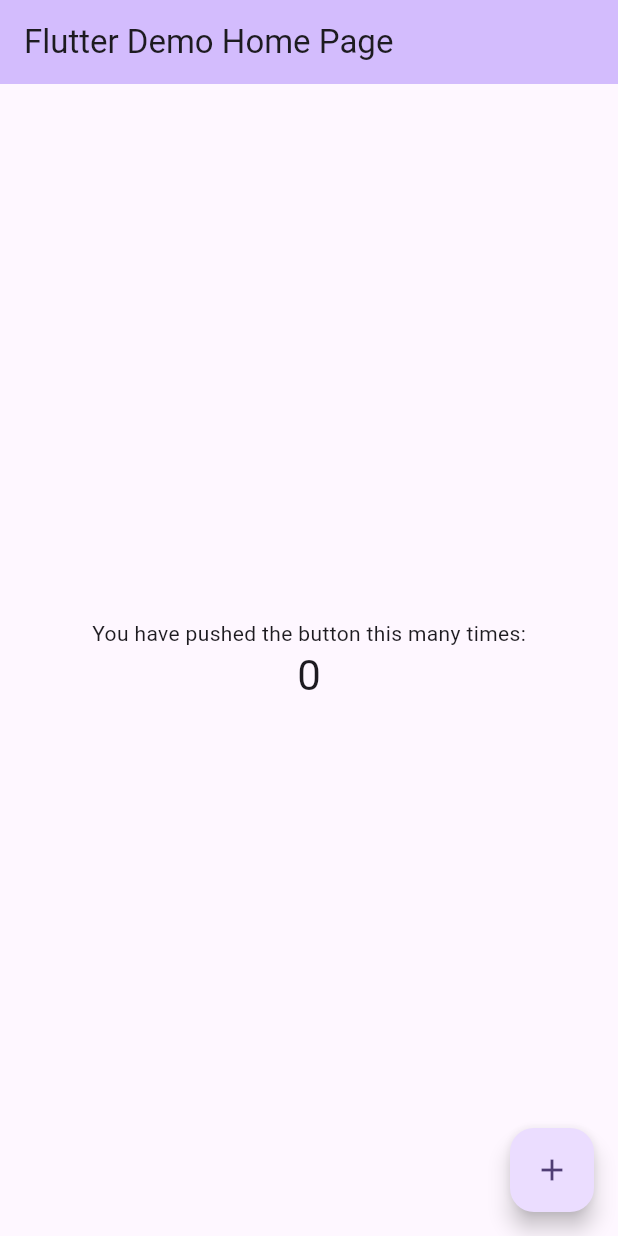
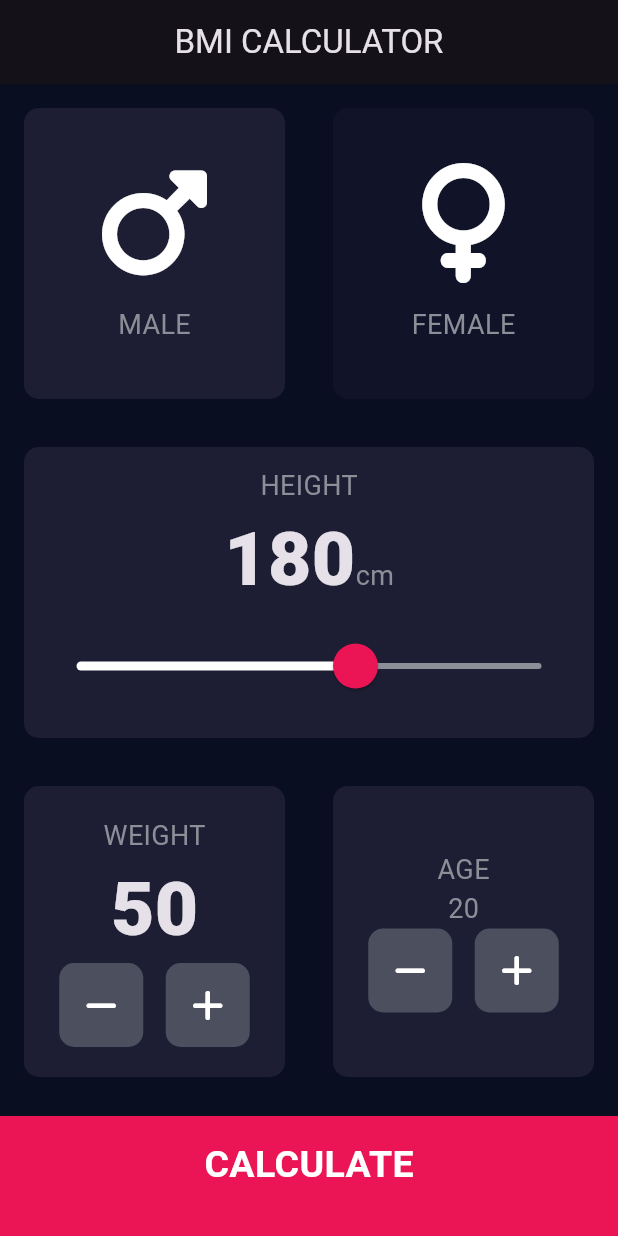
Before and after one commit to safadtm/BMI-Calculator-App, a Flutter app: the screen it shows after launch, on a phone screen of 412 x 824 dp. Run offline on Flutter 3.47's test engine with Material 3 defaults, Android fonts, the phone set to English and light mode, and no system bars; our stand-ins replace font_awesome_flutter.

Commit message:
input page --created

```diff
--- /dev/null
+++ b/lib/Screens/input_page.dart
@@ -0,0 +1,251 @@
+import 'package:bmi_calculator_app/Components/bottom_container_button.dart';
+import 'package:bmi_calculator_app/Components/round_icon_button.dart';
+import 'package:bmi_calculator_app/calculator_brain.dart';
+import 'package:flutter/cupertino.dart';
+import 'package:flutter/material.dart';
+import 'package:flutter/widgets.dart';
+import 'package:font_awesome_flutter/font_awesome_flutter.dart';
+
+import 'package:bmi_calculator_app/Components/icon_content.dart';
+import 'package:bmi_calculator_app/Components/reusable_bg.dart';
+import 'package:bmi_calculator_app/constants.dart';
+
+class InputPage extends StatefulWidget {
+  const InputPage({super.key});
+
+  @override
+  State<InputPage> createState() => _InputPageState();
+}
+
+enum Gender {
+  male,
+  female,
+}
+
+class _InputPageState extends State<InputPage> {
+  late Gender selectedgender = Gender.male;
+  int height = 180;
+  int weight = 50;
+  int age = 20;
+  @override
+  Widget build(BuildContext context) {
+    return Scaffold(
+      appBar: AppBar(
+        title: const Center(
+          child: Text('BMI CALCULATOR'),
+        ),
+      ),
+      body: Column(
+        crossAxisAlignment: CrossAxisAlignment.stretch,
+        children: [
+          Expanded(
+            child: Row(
+              children: [
+                Expanded(
+                  child: GestureDetector(
+                    onTap: () {
+                      setState(() {
+                        selectedgender = Gender.male;
+                      });
+                    },
+                    child: ReusableBg(
+                      color: selectedgender == Gender.male
+                          ? kactiveCardColor
+                          : kinactiveCardColor,
+                      cardChild: const IconConetnt(
+                        myicon: FontAwesomeIcons.mars,
+                        text: 'MALE',
+                      ),
+                    ),
+                  ),
+                ),
+                Expanded(
+                  child: GestureDetector(
+                    onTap: () {
+                      setState(() {
+                        selectedgender = Gender.female;
+                      });
+                    },
+                    child: ReusableBg(
+                      color: selectedgender == Gender.female
+                          ? kactiveCardColor
+                          : kinactiveCardColor,
+                      cardChild: const IconConetnt(
+                        myicon: FontAwesomeIcons.venus,
+                        text: 'FEMALE',
+                      ),
+                    ),
+                  ),
+                ),
+              ],
+            ),
+          ),
+          Expanded(
+            child: ReusableBg(
+              color: kactiveCardColor,
+              cardChild: Column(
+                mainAxisAlignment: MainAxisAlignment.center,
+                children: [
+                  const Text(
+                    'HEIGHT',
+                    style: klabelTextStyle,
+                  ),
+                  Row(
+                    mainAxisAlignment: MainAxisAlignment.center,
+                    crossAxisAlignment: CrossAxisAlignment.baseline,
+                    textBaseline: TextBaseline.alphabetic,
+                    children: [
+                      Text(
+                        height.toString(),
+                        style: kDigitTextStyle,
+                      ),
+                      const Text(
+                        'cm',
+                        style: klabelTextStyle,
+                      ),
+                    ],
+                  ),
+                  SliderTheme(
+                    data: SliderTheme.of(context).copyWith(
+                      activeTrackColor: Colors.white,
+                      inactiveTrackColor: ksliderInactiveColor,
+                      thumbColor: const Color(0xFFEB1555),
+                      overlayColor: const Color(0x29EB1555),
+                      thumbShape:
+                          const RoundSliderThumbShape(enabledThumbRadius: 15.0),
+                      overlayShape:
+                          const RoundSliderOverlayShape(overlayRadius: 35.0),
+                    ),
+                    child: Slider(
+                      value: height.toDouble(),
+                      min: 120,
+                      max: 220,
+                      onChanged: (double newValue) {
+                        setState(() {
+                          height = newValue.round();
+                        });
+                      },
+                    ),
+                  ),
+                ],
+              ),
+            ),
+          ),
+          Expanded(
+            child: Row(
+              children: [
+                Expanded(
+                  child: ReusableBg(
+                    color: kactiveCardColor,
+                    cardChild: Column(
+                      mainAxisAlignment: MainAxisAlignment.center,
+                      children: [
+                        const Text(
+                          'WEIGHT',
+                          style: klabelTextStyle,
+                        ),
+                        Text(
+                          weight.toString(),
+                          style: kDigitTextStyle,
+                        ),
+                        Row(
+                          mainAxisAlignment: MainAxisAlignment.center,
+                          children: [
+                            RoundIconButton(
+                              icon: FontAwesomeIcons.minus,
+                              onPressed: () {
+                                setState(() {
+                                  weight--;
+                                });
+                              },
+                            ),
+                            const SizedBox(width: 15.0),
+                            RoundIconButton(
+                              icon: FontAwesomeIcons.plus,
+                              onPressed: () {
+                                setState(() {
+                                  weight++;
+                                });
+                              },
+                            ),
+                          ],
+                        ),
+                      ],
+                    ),
+                  ),
+                ),
+                Expanded(
+                  child: ReusableBg(
+                    color: kactiveCardColor,
+                    cardChild: Column(
+                      mainAxisAlignment: MainAxisAlignment.center,
+                      children: [
+                        const Text(
+                          'AGE',
+                          style: klabelTextStyle,
+                        ),
+                        Text(
+                          age.toString(),
+                          style: klabelTextStyle,
+                        ),
+                        Row(
+                          mainAxisAlignment: MainAxisAlignment.center,
+                          children: [
+                            RoundIconButton(
+                              icon: FontAwesomeIcons.minus,
+                              onPressed: () {
+                                setState(() {
+                                  age--;
+                                });
+                              },
+                            ),
+                            const SizedBox(width: 15.0),
+                            RoundIconButton(
+                              icon: FontAwesomeIcons.plus,
+                              onPressed: () {
+                                setState(() {
+                                  age++;
+                                });
+                              },
+                            ),
+                          ],
+                        ),
+                      ],
+                    ),
+                  ),
+                ),
+              ],
+            ),
+          ),
+          BottomContainer(
+            text: 'CALCULATE',
+            onTap: () {
+              Calculate calc = Calculate(height: height, weight: weight);
+
+              Navigator.push(
+                context,
+                MaterialPageRoute(
+                  builder: (context) => ResultPage(
+                    bmi: calc.result(),
+                    resultText: calc.getText(),
+                    advise: calc.getAdvise(),
+                    textColor: calc.getTextColor(),
+                  ),
+                ),
+              );
+            },
+          ),
+        ],
+      ),
+      // floatingActionButton: FloatingActionButton(
+      //   onPressed: () {},
+      //   backgroundColor: kactiveCardColor,
+      //   child:const Icon(
+      //     Icons.favorite,
+      //     color: Colors.pink,
+      //     size: 23.0,
+      //   ),
+      // ),
+    );
+  }
+}
--- a/lib/calculator_brain.dart
+++ b/lib/calculator_brain.dart
@@ -33,4 +33,14 @@ class Calculate {
       return _textColor;
     }
   }
+
+  String getText() {
+    if (_bmi >= 25) {
+      return 'OVERWEIGHT';
+    } else if (_bmi > 18.5) {
+      return 'NORMAL';
+    } else {
+      return 'UNDERWEIGHT';
+    }
+  }
 }
--- a/lib/main.dart
+++ b/lib/main.dart
@@ -1,3 +1,4 @@
+import 'package:bmi_calculator_app/Screens/input_page.dart';
 import 'package:flutter/material.dart';
 
 void main() {
@@ -7,119 +8,14 @@ void main() {
 class MyApp extends StatelessWidget {
   const MyApp({super.key});
 
-  // This widget is the root of your application.
   @override
   Widget build(BuildContext context) {
     return MaterialApp(
-      title: 'Flutter Demo',
-      theme: ThemeData(
-        // This is the theme of your application.
-        //
-        // TRY THIS: Try running your application with "flutter run". You'll see
-        // the application has a purple toolbar. Then, without quitting the app,
-        // try changing the seedColor in the colorScheme below to Colors.green
-        // and then invoke "hot reload" (save your changes or press the "hot
-        // reload" button in a Flutter-supported IDE, or press "r" if you used
-        // the command line to start the app).
-        //
-        // Notice that the counter didn't reset back to zero; the application
-        // state is not lost during the reload. To reset the state, use hot
-        // restart instead.
-        //
-        // This works for code too, not just values: Most code changes can be
-        // tested with just a hot reload.
-        colorScheme: ColorScheme.fromSeed(seedColor: Colors.deepPurple),
-        useMaterial3: true,
+      theme: ThemeData.dark().copyWith(
+        primaryColor: const Color(0xFF0A0E21),
+        scaffoldBackgroundColor: const Color(0xFF0A0E21),
       ),
-      home: const MyHomePage(title: 'Flutter Demo Home Page'),
+      home: const InputPage(),
     );
   }
 }
-
-class MyHomePage extends StatefulWidget {
-  const MyHomePage({super.key, required this.title});
-
-  // This widget is the home page of your application. It is stateful, meaning
-  // that it has a State object (defined below) that contains fields that affect
-  // how it looks.
-
-  // This class is the configuration for the state. It holds the values (in this
-  // case the title) provided by the parent (in this case the App widget) and
-  // used by the build method of the State. Fields in a Widget subclass are
-  // always marked "final".
-
-  final String title;
-
-  @override
-  State<MyHomePage> createState() => _MyHomePageState();
-}
-
-class _MyHomePageState extends State<MyHomePage> {
-  int _counter = 0;
-
-  void _incrementCounter() {
-    setState(() {
-      // This call to setState tells the Flutter framework that something has
-      // changed in this State, which causes it to rerun the build method below
-      // so that the display can reflect the updated values. If we changed
-      // _counter without calling setState(), then the build method would not be
-      // called again, and so nothing would appear to happen.
-      _counter++;
-    });
-  }
-
-  @override
-  Widget build(BuildContext context) {
-    // This method is rerun every time setState is called, for instance as done
-    // by the _incrementCounter method above.
-    //
-    // The Flutter framework has been optimized to make rerunning build methods
-    // fast, so that you can just rebuild anything that needs updating rather
-    // than having to individually change instances of widgets.
-    return Scaffold(
-      appBar: AppBar(
-        // TRY THIS: Try changing the color here to a specific color (to
-        // Colors.amber, perhaps?) and trigger a hot reload to see the AppBar
-        // change color while the other colors stay the same.
-        backgroundColor: Theme.of(context).colorScheme.inversePrimary,
-        // Here we take the value from the MyHomePage object that was created by
-        // the App.build method, and use it to set our appbar title.
-        title: Text(widget.title),
-      ),
-      body: Center(
-        // Center is a layout widget. It takes a single child and positions it
-        // in the middle of the parent.
-        child: Column(
-          // Column is also a layout widget. It takes a list of children and
-          // arranges them vertically. By default, it sizes itself to fit its
-          // children horizontally, and tries to be as tall as its parent.
-          //
-          // Column has various properties to control how it sizes itself and
-          // how it positions its children. Here we use mainAxisAlignment to
-          // center the children vertically; the main axis here is the vertical
-          // axis because Columns are vertical (the cross axis would be
-          // horizontal).
-          //
-          // TRY THIS: Invoke "debug painting" (choose the "Toggle Debug Paint"
-          // action in the IDE, or press "p" in the console), to see the
-          // wireframe for each widget.
-          mainAxisAlignment: MainAxisAlignment.center,
-          children: <Widget>[
-            const Text(
-              'You have pushed the button this many times:',
-            ),
-            Text(
-              '$_counter',
-              style: Theme.of(context).textTheme.headlineMedium,
-            ),
-          ],
-        ),
-      ),
-      floatingActionButton: FloatingActionButton(
-        onPressed: _incrementCounter,
-        tooltip: 'Increment',
-        child: const Icon(Icons.add),
-      ), // This trailing comma makes auto-formatting nicer for build methods.
-    );
-  }
-}
--- a/pubspec.yaml
+++ b/pubspec.yaml
@@ -35,6 +35,7 @@ dependencies:
   # The following adds the Cupertino Icons font to your application.
   # Use with the CupertinoIcons class for iOS style icons.
   cupertino_icons: ^1.0.6
+  font_awesome_flutter: ^10.7.0
 
 dev_dependencies:
   flutter_test:
```
Also changed, not shown: pubspec.lock.
